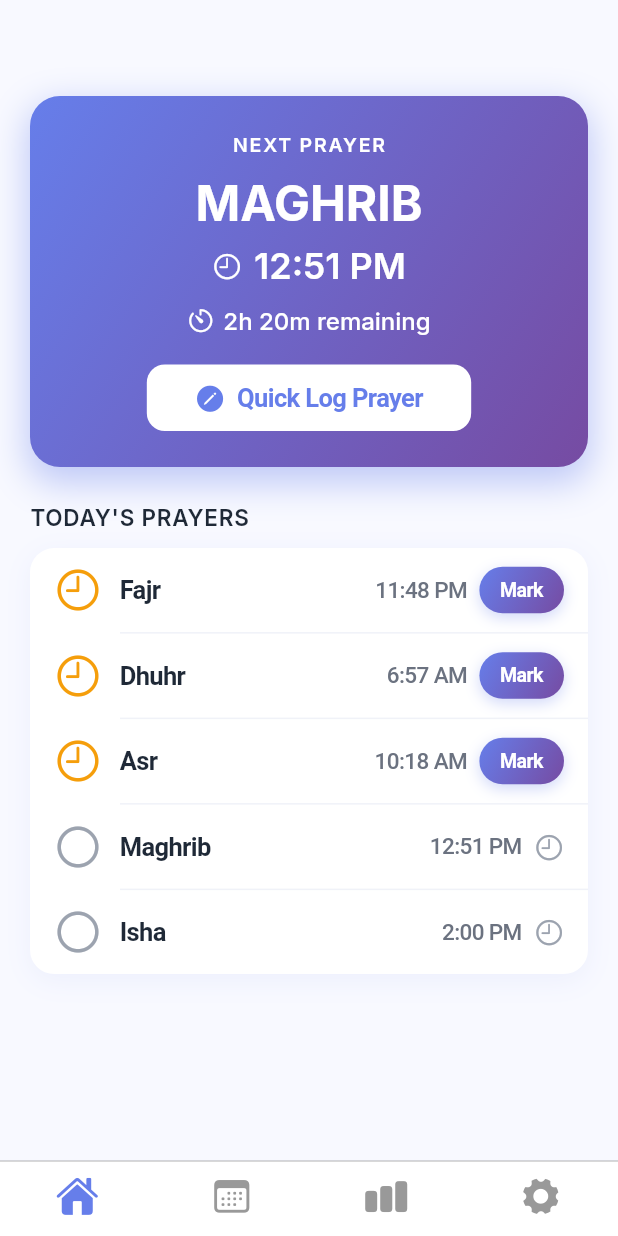
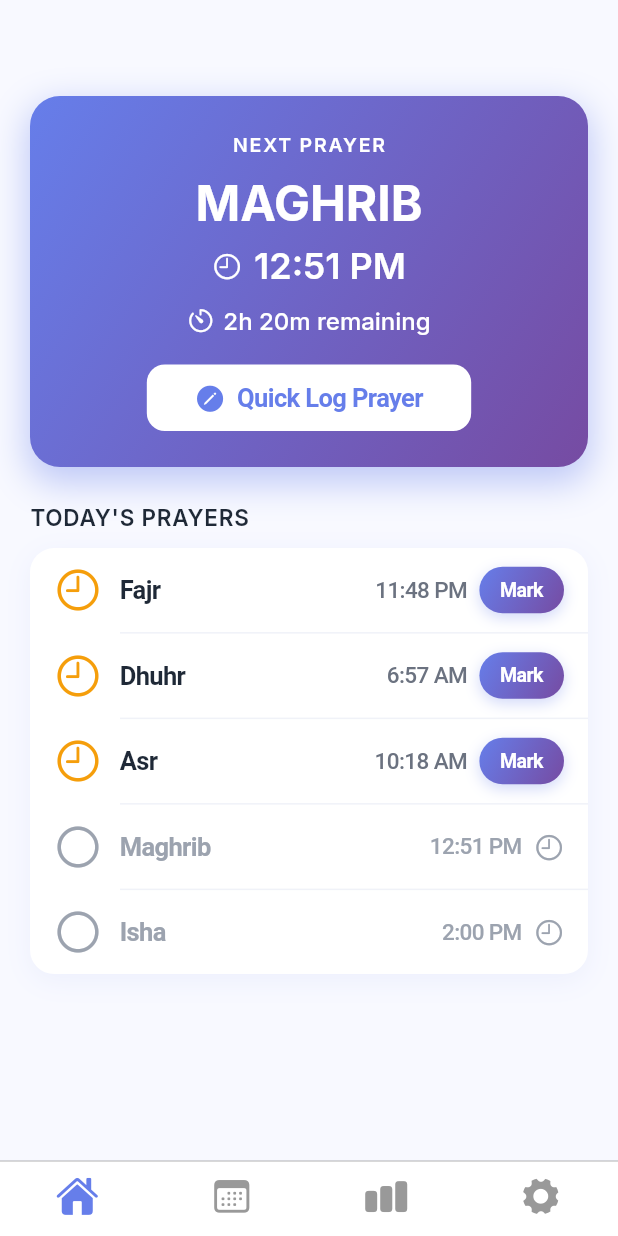
Before and after one commit to muhammedzinwan/salah_tracker, a Flutter app: the screen it shows after launch, on a phone screen of 412 x 824 dp. Run offline on Flutter 3.47's test engine with Material 3 defaults, Android fonts, the phone set to English and light mode, and no system bars; our stand-ins replace adhan, fl_chart, flutter_local_notifications, flutter_riverpod, hive, hive_flutter and 3 more; accounts and stored records are empty; statements that could not run were skipped.

Commit message:
Fixed Marking Prayers in the future and restricted calender access to past records without data

```diff
--- a/lib/features/home/widgets/today_prayers_list.dart
+++ b/lib/features/home/widgets/today_prayers_list.dart
@@ -117,10 +117,11 @@ class _PrayerRow extends ConsumerWidget {
   Widget build(BuildContext context, WidgetRef ref) {
     final isPassed = prayerTime.isPassed;
     final isLogged = log != null;
+    final canBeMarked = prayerTime.canBeMarked;
 
     return CupertinoButton(
       padding: const EdgeInsets.symmetric(horizontal: 16, vertical: 12),
-      onPressed: () {
+      onPressed: canBeMarked ? () {
         showCupertinoModalPopup(
           context: context,
           builder: (context) => QuickLogModal(
@@ -129,7 +130,7 @@ class _PrayerRow extends ConsumerWidget {
             existingStatus: log?.status,
           ),
         );
-      },
+      } : null,
       child: Row(
         children: [
           _buildStatusIcon(isPassed, isLogged, log?.status),
@@ -140,10 +141,12 @@ class _PrayerRow extends ConsumerWidget {
               children: [
                 Text(
                   prayerTime.prayer.displayName,
-                  style: const TextStyle(
+                  style: TextStyle(
                     fontSize: 17,
                     fontWeight: FontWeight.w600,
-                    color: AppColors.textPrimary,
+                    color: canBeMarked
+                        ? AppColors.textPrimary
+                        : AppColors.textTertiary,
                   ),
                 ),
                 if (isLogged && log != null) ...[
@@ -162,10 +165,12 @@ class _PrayerRow extends ConsumerWidget {
           ),
           Text(
             AppDateUtils.formatTime12Hour(prayerTime.time),
-            style: const TextStyle(
+            style: TextStyle(
               fontSize: 15,
               fontWeight: FontWeight.w500,
-              color: AppColors.textSecondary,
+              color: canBeMarked
+                  ? AppColors.textSecondary
+                  : AppColors.textTertiary,
             ),
           ),
           const SizedBox(width: 8),
--- a/lib/features/prayers/models/prayer_time.dart
+++ b/lib/features/prayers/models/prayer_time.dart
@@ -10,6 +10,9 @@ class PrayerTime {
   });
 
   bool get isPassed => DateTime.now().isAfter(time);
+
+  /// Check if this prayer can be marked/logged (time has arrived)
+  bool get canBeMarked => DateTime.now().isAtSameMomentAs(time) || DateTime.now().isAfter(time);
 
   Duration get timeUntil {
     final now = DateTime.now();
```
Also changed, not shown: lib/features/calendar/screens/calendar_screen.dart (+85 -5 lines), lib/features/calendar/widgets/calendar_grid.dart (+37 -0 lines).
